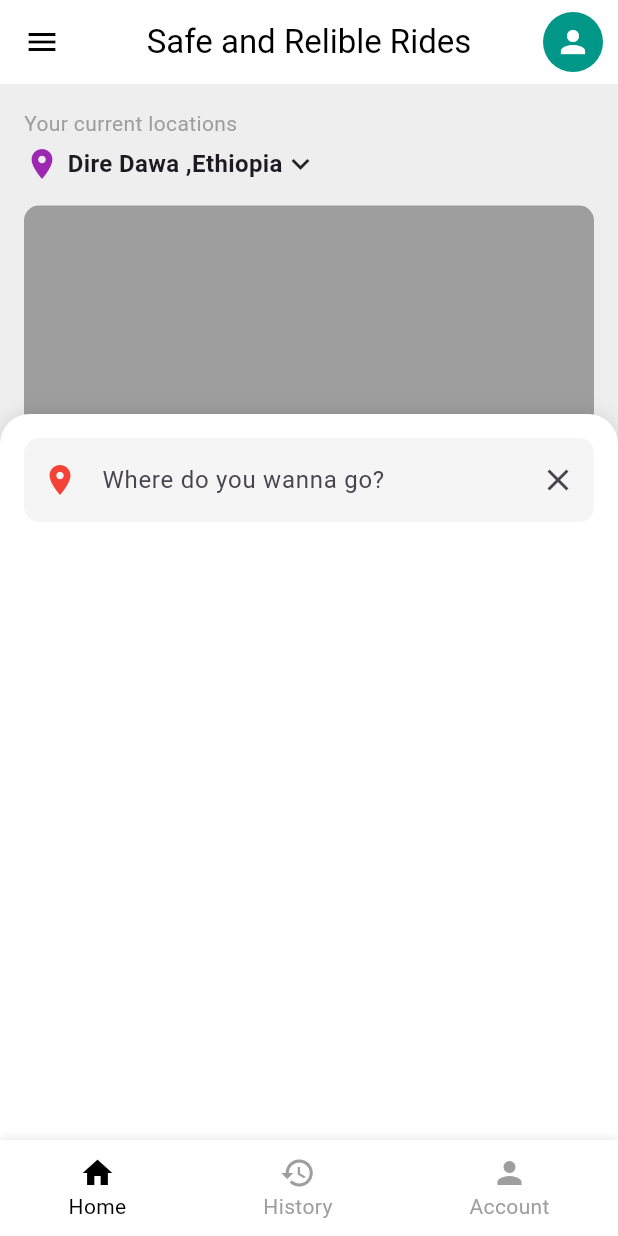
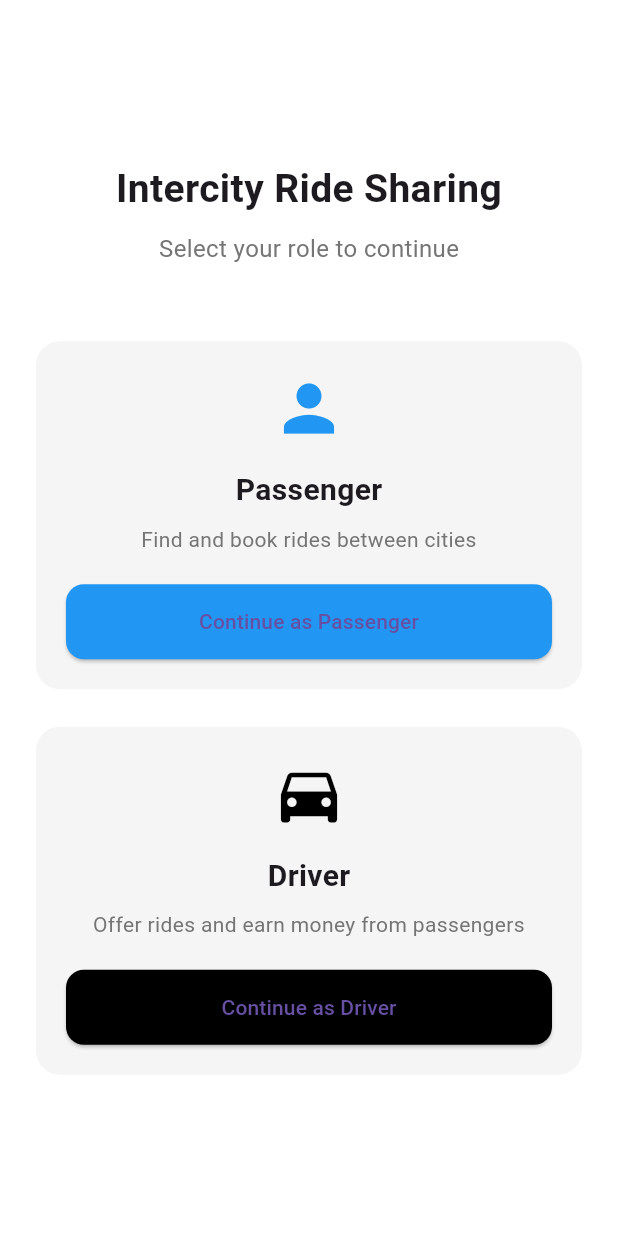
Before and after one commit to feyysel/flutter-project, a Flutter app: the screen it shows after launch, on a phone screen of 412 x 824 dp. Run offline on Flutter 3.47's test engine with Material 3 defaults, Android fonts, the phone set to English and light mode, and no system bars.

Commit message:
some update

```diff
--- a/lib/home_page.dart
+++ /dev/null
@@ -1,260 +0,0 @@
-import 'package:flutter/material.dart';
-
-class HomePage extends StatefulWidget {
-  @override
-  _HomePageState createState() => _HomePageState();
-}
-
-class _HomePageState extends State<HomePage> {
-  TextEditingController searchController = TextEditingController();
-  bool isSearching = false;
-  bool isMapFullScreen = false;
-
-  void showMessage(String text) {
-    ScaffoldMessenger.of(context).showSnackBar(
-      SnackBar(content: Text(text)),
-    );
-  }
-
-  int selectedIndex = 0;
-
-  @override
-  Widget build(BuildContext context) {
-    return Scaffold(
-      backgroundColor: Colors.grey[200],
-
-      /// APP BAR
-      appBar: AppBar(
-        backgroundColor: Colors.white,
-        elevation: 0,
-        leading: IconButton(
-          icon: Icon(Icons.menu, color: Colors.black),
-          onPressed: () => showMessage("Menu clicked"),
-        ),
-        title: Text(
-          "Safe and Relible Rides",
-          style: TextStyle(color: Colors.black),
-        ),
-        centerTitle: true,
-        actions: [
-          Padding(
-            padding: EdgeInsets.only(right: 10),
-            child: GestureDetector(
-              onTap: () => showMessage("Profile clicked"),
-              child: CircleAvatar(
-                backgroundColor: Colors.teal,
-                child: Icon(Icons.person, color: Colors.white),
-              ),
-            ),
-          )
-        ],
-      ),
-
-      /// BODY
-      body: Stack(
-  children: [
-    /// MAIN CONTENT (MAP + TOP)
-    Column(
-      crossAxisAlignment: CrossAxisAlignment.start,
-      children: [
-        /// LOCATION
-        Padding(
-          padding: EdgeInsets.all(16),
-          child: GestureDetector(
-            onTap: () => showMessage("Change location"),
-            child: Column(
-              crossAxisAlignment: CrossAxisAlignment.start,
-              children: [
-                Text("Your current locations",
-                    style: TextStyle(color: Colors.grey)),
-                SizedBox(height: 5),
-                Row(
-                  children: [
-                    Icon(Icons.location_on, color: Colors.purple),
-                    SizedBox(width: 5),
-                    Text(
-                      "Dire Dawa ,Ethiopia",
-                      style: TextStyle(
-                          fontSize: 16, fontWeight: FontWeight.bold),
-                    ),
-                    Icon(Icons.keyboard_arrow_down)
-                  ],
-                ),
-              ],
-            ),
-          ),
-        ),
-
-        /// MAP
-        Expanded(
-  child: GestureDetector(
-    onTap: () {
-      setState(() {
-        isMapFullScreen = true;
-        isSearching = false;
-      });
-    },
-    child: Container(
-      margin: EdgeInsets.symmetric(horizontal: isMapFullScreen ? 0 : 16),
-      decoration: BoxDecoration(
-        borderRadius:
-            BorderRadius.circular(isMapFullScreen ? 0 : 10),
-        color: Colors.grey,
-      ),
-      child: Stack(
-        children: [
-          Center(
-            child: Text(
-              "MAP AREA",
-              style: TextStyle(color: Colors.white),
-            ),
-          ),
-
-          /// BACK BUTTON (only when fullscreen)
-          if (isMapFullScreen)
-            Positioned(
-              top: 40,
-              left: 10,
-              child: FloatingActionButton(
-                mini: true,
-                onPressed: () {
-                  setState(() {
-                    isMapFullScreen = false;
-                  });
-                },
-                child: Icon(Icons.arrow_back),
-              ),
-            ),
-        ],
-      ),
-    ),
-  ),
-),
-      ],
-    ),
-
-    /// SEARCH PANEL (EXPANDS OVER MAP)
-    AnimatedPositioned(
-      duration: Duration(milliseconds: 300),
-      top: isMapFullScreen
-    ? MediaQuery.of(context).size.height
-    : (isSearching ? 0 : 220),
-      left: 0,
-      right: 0,
-      bottom: 0,
-      child: Container(
-        padding: EdgeInsets.all(16),
-        decoration: BoxDecoration(
-          color: Colors.white,
-          borderRadius: BorderRadius.vertical(top: Radius.circular(20)),
-          boxShadow: [
-            BoxShadow(color: Colors.black12, blurRadius: 10),
-          ],
-        ),
-        child: Column(
-          children: [
-            /// 🔍 SEARCH BAR
-            TextField(
-              controller: searchController,
-              onTap: () {
-                setState(() {
-                  isSearching = true;
-                });
-              },
-              decoration: InputDecoration(
-                hintText: "Where do you wanna go?",
-                prefixIcon:
-                    Icon(Icons.location_on, color: Colors.red),
-                suffixIcon: IconButton(
-                  icon: Icon(Icons.close),
-                  onPressed: () {
-                    searchController.clear();
-                    setState(() {
-                      isSearching = false;
-                    });
-                  },
-                ),
-                filled: true,
-                fillColor: Colors.grey[100],
-                border: OutlineInputBorder(
-                  borderRadius: BorderRadius.circular(10),
-                  borderSide: BorderSide.none,
-                ),
-              ),
-            ),
-
-            SizedBox(height: 20),
-
-            /// OPTIONS (VISIBLE ONLY WHEN SEARCHING)
-            if (isSearching) ...[
-              ListTile(
-                onTap: () => showMessage("Saved places"),
-                leading: Icon(Icons.star),
-                title: Text("Choose a saved place"),
-              ),
-              Divider(),
-              ListTile(
-                onTap: () => showMessage("Set destination"),
-                leading: Icon(Icons.location_on),
-                title: Text("Set destination on map"),
-              ),
-            ],
-          ],
-        ),
-      ),
-    ),
-
-    /// 🔻 BOTTOM NAV (ALWAYS FIXED)
-    Positioned(
-      bottom: 0,
-      left: 0,
-      right: 0,
-      child: Container(
-        padding: EdgeInsets.symmetric(vertical: 10),
-        decoration: BoxDecoration(
-          color: Colors.white,
-          boxShadow: [
-            BoxShadow(color: Colors.black12, blurRadius: 5),
-          ],
-        ),
-        child: Row(
-          mainAxisAlignment: MainAxisAlignment.spaceAround,
-          children: [
-            buildNavItem(Icons.home, "Home", 0),
-            buildNavItem(Icons.history, "History", 1),
-            buildNavItem(Icons.person, "Account", 2),
-          ],
-        ),
-      ),
-    ),
-  ],
-),
-    );
-  }
-
-  Widget buildNavItem(IconData icon, String label, int index) {
-    return GestureDetector(
-      onTap: () {
-        setState(() {
-          selectedIndex = index;
-        });
-        showMessage("$label clicked");
-      },
-      child: Column(
-        mainAxisSize: MainAxisSize.min,
-        children: [
-          Icon(
-            icon,
-            color: selectedIndex == index ? Colors.black : Colors.grey,
-          ),
-          Text(
-            label,
-            style: TextStyle(
-              color: selectedIndex == index ? Colors.black : Colors.grey,
-            ),
-          ),
-        ],
-      ),
-    );
-  }
-}
--- a/lib/main.dart
+++ b/lib/main.dart
@@ -1,5 +1,5 @@
 import 'package:flutter/material.dart';
-import 'home_page.dart'; // import your new file
+import 'screens/common/splash_screen.dart';
 
 void main() {
   runApp(MyApp());
@@ -11,7 +11,10 @@ class MyApp extends StatelessWidget {
     return MaterialApp(
       debugShowCheckedModeBanner: false,
       title: 'Ride Sharing App',
-      home: HomePage(), // call HomePage from another file
+      theme: ThemeData(
+        primarySwatch: Colors.blue,
+      ),
+      home: SplashScreen(),
     );
   }
 }
--- /dev/null
+++ b/lib/screens/common/role_selection.dart
@@ -0,0 +1,167 @@
+import 'package:flutter/material.dart';
+import '../auth/login_screen.dart';
+
+class RoleSelectionScreen extends StatelessWidget {
+  const RoleSelectionScreen({Key? key}) : super(key: key);
+
+  @override
+  Widget build(BuildContext context) {
+    return Scaffold(
+      backgroundColor: Colors.white,
+
+      body: SafeArea(
+        child: Padding(
+          padding: const EdgeInsets.symmetric(horizontal: 24),
+
+          child: Column(
+            mainAxisAlignment: MainAxisAlignment.center,
+            children: [
+
+              // 🔷 App Name
+              Text(
+                "Intercity Ride Sharing",
+                textAlign: TextAlign.center,
+                style: TextStyle(
+                  fontSize: 26,
+                  fontWeight: FontWeight.bold,
+                ),
+              ),
+
+              SizedBox(height: 10),
+
+              // 🔹 Description
+              Text(
+                "Select your role to continue",
+                style: TextStyle(
+                  fontSize: 16,
+                  color: Colors.grey[600],
+                ),
+              ),
+
+              SizedBox(height: 50),
+
+              // 👤 Passenger Card
+              Container(
+                padding: EdgeInsets.all(20),
+                decoration: BoxDecoration(
+                  color: Colors.grey[100],
+                  borderRadius: BorderRadius.circular(16),
+                ),
+                child: Column(
+                  children: [
+
+                    Icon(Icons.person, size: 50, color: Colors.blue),
+
+                    SizedBox(height: 15),
+
+                    Text(
+                      "Passenger",
+                      style: TextStyle(
+                        fontSize: 20,
+                        fontWeight: FontWeight.bold,
+                      ),
+                    ),
+
+                    SizedBox(height: 8),
+
+                    Text(
+                      "Find and book rides between cities",
+                      textAlign: TextAlign.center,
+                      style: TextStyle(color: Colors.grey[600]),
+                    ),
+
+                    SizedBox(height: 20),
+
+                    SizedBox(
+                      width: double.infinity,
+                      height: 50,
+                      child: ElevatedButton(
+                        style: ElevatedButton.styleFrom(
+                          backgroundColor: Colors.blue,
+                          shape: RoundedRectangleBorder(
+                            borderRadius: BorderRadius.circular(12),
+                          ),
+                        ),
+                        onPressed: () {
+                          Navigator.push(
+                            context,
+                            MaterialPageRoute(
+                              builder: (_) =>
+                                  LoginScreen(role: "passenger"),
+                            ),
+                          );
+                        },
+                        child: Text("Continue as Passenger"),
+                      ),
+                    ),
+                  ],
+                ),
+              ),
+
+              SizedBox(height: 25),
+
+              // 🚗 Driver Card
+              Container(
+                padding: EdgeInsets.all(20),
+                decoration: BoxDecoration(
+                  color: Colors.grey[100],
+                  borderRadius: BorderRadius.circular(16),
+                ),
+                child: Column(
+                  children: [
+
+                    Icon(Icons.directions_car,
+                        size: 50, color: Colors.black),
+
+                    SizedBox(height: 15),
+
+                    Text(
+                      "Driver",
+                      style: TextStyle(
+                        fontSize: 20,
+                        fontWeight: FontWeight.bold,
+                      ),
+                    ),
+
+                    SizedBox(height: 8),
+
+                    Text(
+                      "Offer rides and earn money from passengers",
+                      textAlign: TextAlign.center,
+                      style: TextStyle(color: Colors.grey[600]),
+                    ),
+
+                    SizedBox(height: 20),
+
+                    SizedBox(
+                      width: double.infinity,
+                      height: 50,
+                      child: ElevatedButton(
+                        style: ElevatedButton.styleFrom(
+                          backgroundColor: Colors.black,
+                          shape: RoundedRectangleBorder(
+                            borderRadius: BorderRadius.circular(12),
+                          ),
+                        ),
+                        onPressed: () {
+                          Navigator.push(
+                            context,
+                            MaterialPageRoute(
+                              builder: (_) =>
+                                  LoginScreen(role: "driver"),
+                            ),
+                          );
+                        },
+                        child: Text("Continue as Driver"),
+                      ),
+                    ),
+                  ],
+                ),
+              ),
+            ],
+          ),
+        ),
+      ),
+    );
+  }
+}
```
Also changed, not shown: lib/screens/auth/login_screen.dart (added, +219 -0 lines), lib/screens/common/splash_screen.dart (added, +33 -0 lines), lib/models/ride_model.dart (added), lib/models/user_model.dart (added), lib/services/auth_service.dart (added), lib/services/ride_service.dart (added), 1 other file.
